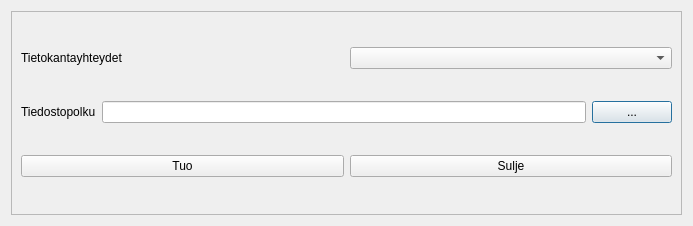
This is infrao/resources/ui/import.ui in GispoCoding/infrao-plugin as Qt 5 draws it before an edit. The edited form follows.
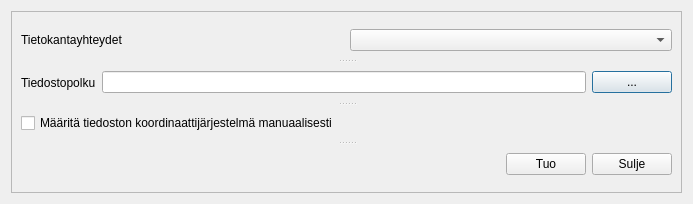
This is the edited form. Custom widgets are drawn as their Qt base class.

The edit to the form file:
```diff
--- a/infrao/resources/ui/import.ui
+++ b/infrao/resources/ui/import.ui
@@ -7,7 +7,7 @@
     <x>0</x>
     <y>0</y>
     <width>693</width>
-    <height>226</height>
+    <height>204</height>
    </rect>
   </property>
   <property name="windowTitle">
@@ -31,14 +31,30 @@
         <x>0</x>
         <y>0</y>
         <width>673</width>
-        <height>206</height>
+        <height>184</height>
        </rect>
       </property>
       <layout class="QGridLayout" name="gridLayout_2">
-       <item row="0" column="1">
+       <item row="0" column="0">
+        <widget class="QSplitter" name="splitter">
+         <property name="orientation">
+          <enum>Qt::Vertical</enum>
+         </property>
+         <widget class="QWidget" name="">
+          <layout class="QHBoxLayout" name="horizontalLayout_2">
+           <item>
+            <widget class="QLabel" name="label">
+             <property name="text">
+              <string>Tietokantayhteydet</string>
+             </property>
+            </widget>
+           </item>
+           <item>
         <widget class="QComboBox" name="dbComboBox"/>
        </item>
-       <item row="1" column="0" colspan="2">
+          </layout>
+         </widget>
+         <widget class="QWidget" name="">
         <layout class="QHBoxLayout" name="horizontalLayout">
          <item>
           <widget class="QLabel" name="label_2">
@@ -62,28 +78,54 @@
           </widget>
          </item>
         </layout>
-       </item>
-       <item row="2" column="1">
-        <widget class="QPushButton" name="closeButton">
+         </widget>
+         <widget class="QWidget" name="">
+          <layout class="QHBoxLayout" name="horizontalLayout_4">
+           <item>
+            <widget class="QCheckBox" name="srsCheckBox">
          <property name="text">
-          <string>Sulje</string>
+              <string>Määritä tiedoston koordinaattijärjestelmä manuaalisesti</string>
          </property>
         </widget>
        </item>
-       <item row="0" column="0">
-        <widget class="QLabel" name="label">
-         <property name="text">
-          <string>Tietokantayhteydet</string>
-         </property>
-        </widget>
-       </item>
-       <item row="2" column="0">
+           <item>
+            <widget class="QgsProjectionSelectionWidget" name="srsSelect"/>
+           </item>
+          </layout>
+         </widget>
+         <widget class="QWidget" name="">
+          <layout class="QHBoxLayout" name="horizontalLayout_3">
+           <item>
+            <spacer name="horizontalSpacer">
+             <property name="orientation">
+              <enum>Qt::Horizontal</enum>
+             </property>
+             <property name="sizeHint" stdset="0">
+              <size>
+               <width>40</width>
+               <height>20</height>
+              </size>
+             </property>
+            </spacer>
+           </item>
+           <item>
         <widget class="QPushButton" name="importButton">
          <property name="text">
           <string>Tuo</string>
          </property>
         </widget>
        </item>
+           <item>
+            <widget class="QPushButton" name="closeButton">
+             <property name="text">
+              <string>Sulje</string>
+             </property>
+            </widget>
+           </item>
+          </layout>
+         </widget>
+        </widget>
+       </item>
       </layout>
      </widget>
     </widget>
@@ -96,6 +138,11 @@
    <extends>QLineEdit</extends>
    <header>qgsfilterlineedit.h</header>
   </customwidget>
+  <customwidget>
+   <class>QgsProjectionSelectionWidget</class>
+   <extends>QWidget</extends>
+   <header>qgsprojectionselectionwidget.h</header>
+  </customwidget>
  </customwidgets>
  <resources/>
  <connections/>
```
Lines whose indentation alone changed are shown as unchanged.
